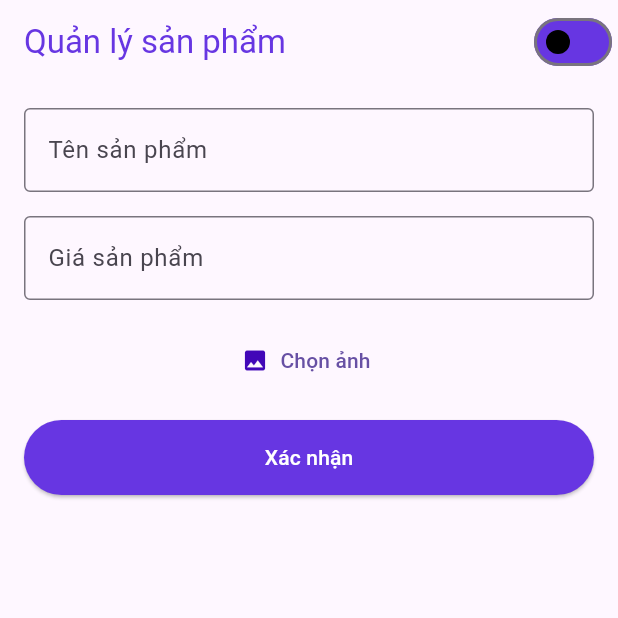
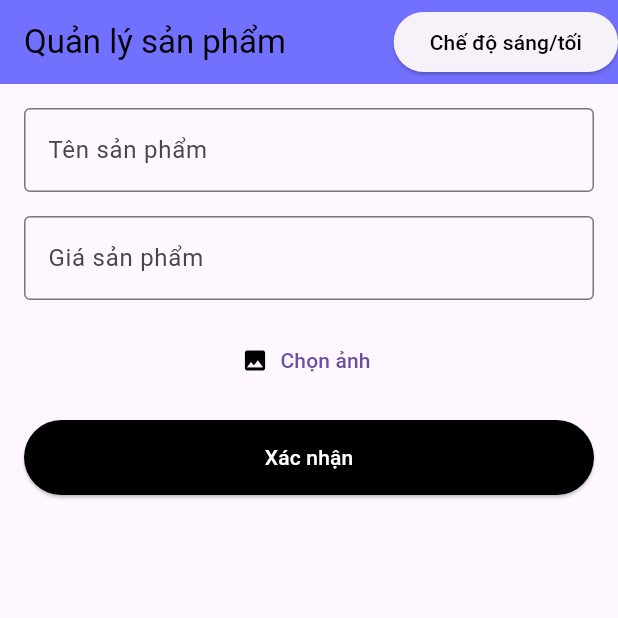
Before and after one commit to DuyLongCode/case_flutter_interview, a Flutter app: the screen it shows after launch, on a phone screen of 412 x 824 dp, the top half of it. Run offline on Flutter 3.47's test engine with Material 3 defaults, Android fonts, the phone set to English and light mode, and no system bars; our stand-ins replace file_picker, sqflite, sqflite_common_ffi, synchronized; accounts and stored records are empty; network calls fail.

```diff
--- a/lib/main.dart
+++ b/lib/main.dart
@@ -86,8 +86,31 @@ class _MyHomePageState extends State<MyHomePage> {
       ],
       child: Scaffold(
         appBar: AppBar(
-          title: Text('Quản lý sản phẩm', style: TextStyle(color: themeMode.isDark ? darkMode.primaryColor : lightMode.primaryColor)),
-          actions: [SwitchTheme(themeMode: themeMode),],
+          title: Text('Quản lý sản phẩm', style: TextStyle(color: themeMode.isDark ? darkMode.appBarTheme.foregroundColor: lightMode.appBarTheme.foregroundColor)),
+          actions: [
+            ElevatedButton.icon(
+              label: Text('Chế độ sáng/tối', style: TextStyle(color: themeMode.isDark ? darkMode.appBarTheme.foregroundColor: lightMode.appBarTheme.foregroundColor)),
+              onPressed: ()async{
+          await showMenu(
+            context: context,
+            position: RelativeRect.fromLTRB(100, 100, 0, 0),
+            items: [
+              PopupMenuItem(
+                child: StatefulBuilder(
+                  builder:(context,state){
+                    return Container(
+                    padding: const EdgeInsets.all(8),
+                    child: SwitchTheme(themeMode: themeMode),
+                  );
+                  }
+
+                ),
+              ),
+            ],
+          );
+})
+
+          ],
         ),
        body: SingleChildScrollView(
           child: Column(
@@ -115,16 +138,16 @@ class SwitchTheme extends StatelessWidget {
 
   @override
   Widget build(BuildContext context) {
-    return Switch(
+    return Switch.adaptive(
       value: themeMode.isDark,
       onChanged: (value) {
       themeMode.toggleTheme();
       },
-      inactiveTrackColor: themeMode.isDark ? darkMode.primaryColor : lightMode.primaryColor,
+      inactiveTrackColor: themeMode.isDark ? darkMode.disabledColor : lightMode.disabledColor,
       focusColor: themeMode.isDark ? darkMode.primaryColor : lightMode.primaryColor,
       activeColor: themeMode.isDark ? darkMode.primaryColor : lightMode.primaryColor,
-      inactiveThumbColor: Colors.black,
-      thumbColor: MaterialStateProperty.all(Colors.black)
+      // inactiveThumbColor: Colors.black,
+
     );
   }
 }
--- a/lib/pages/createButton.dart
+++ b/lib/pages/createButton.dart
@@ -201,7 +201,7 @@ Widget build(BuildContext context) {
 
               // Image Selection Button
               TextButton.icon(
-                icon: const Icon(Icons.image,color: Color.fromARGB(255, 66, 7, 184),),
+                icon: Icon(Icons.image,color: themeModeManager.isDark ? darkMode.indicatorColor : lightMode.indicatorColor ,),
                 label: Text(isFilePicked ? 'Đã chọn ảnh' : 'Chọn ảnh'),
                 onPressed: () async {
                   await pickImage();
@@ -213,7 +213,7 @@ Widget build(BuildContext context) {
              ElevatedButton(
   onPressed: _submitForm,
   style: ElevatedButton.styleFrom(
-    backgroundColor: themeModeManager.isDark ? darkMode.primaryColor : lightMode.primaryColor,
+    backgroundColor: themeModeManager.isDark ? darkMode.indicatorColor : lightMode.indicatorColor,
     minimumSize: const Size(double.infinity, 50),
   ),
   child:  Text('Xác nhận', style: TextStyle(color: themeModeManager.isDark ? darkMode.textTheme.bodyMedium?.color : lightMode.textTheme.bodyMedium?.color ),),
--- a/lib/themes/themeMode.dart
+++ b/lib/themes/themeMode.dart
@@ -3,13 +3,15 @@ import 'package:flutter/material.dart';
 
 var darkMode=ThemeData(
   brightness:Brightness.dark,
-  primaryColor:Colors.white,
+  primaryColor:const Color.fromARGB(255, 0, 0, 0),
   indicatorColor: Colors.white,
+  disabledColor: Color.fromARGB(0, 0, 0, 0),
   textTheme: const TextTheme(
     bodyMedium: TextStyle(
       color: Color.fromARGB(255, 0, 0, 0),
     ),
   ),
+
   appBarTheme: const AppBarTheme(
     color: Color.fromARGB(255, 70, 49, 255),
   ),
@@ -19,6 +21,7 @@ var darkMode=ThemeData(
       side: BorderSide(color: Color.fromARGB(255, 70, 49, 255)),
     ),
   ),
+
 );
 var lightMode=ThemeData(
   textTheme: const TextTheme(
@@ -27,8 +30,13 @@ var lightMode=ThemeData(
     ),
   ),
   brightness:Brightness.light,
-  primaryColor:const Color.fromARGB(255, 103, 54, 226),
+  disabledColor: Color.fromARGB(255, 255, 255, 255),
+  primaryColor:const Color.fromARGB(255, 0, 0, 0),
   indicatorColor: Colors.black,
+  appBarTheme: const AppBarTheme(
+    color: Color.fromARGB(255, 114, 112, 255),
+    foregroundColor: Colors.black,
+  ),
   cardTheme: const CardTheme(
     color: Colors.white,
 
```
